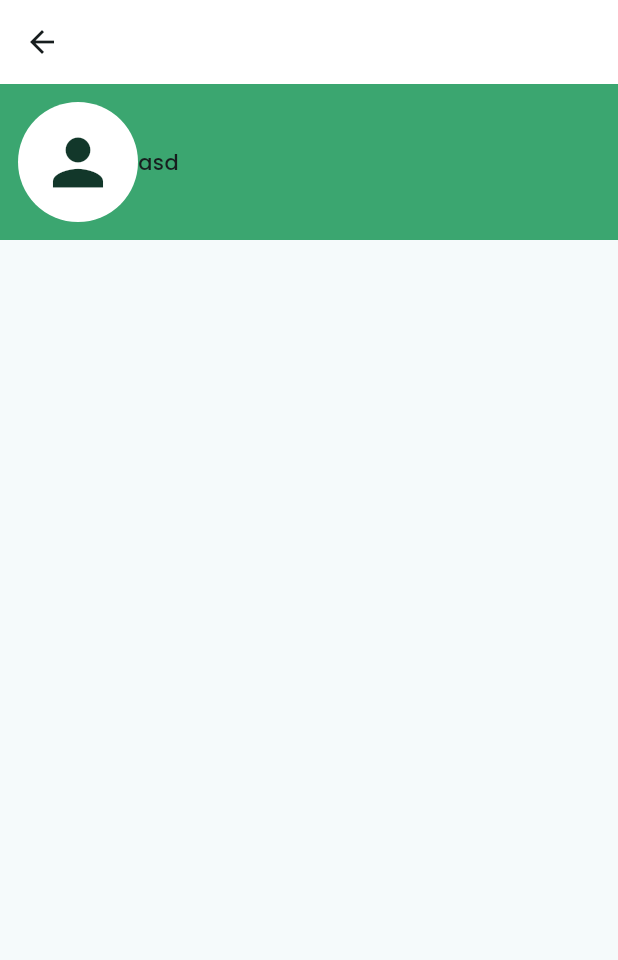
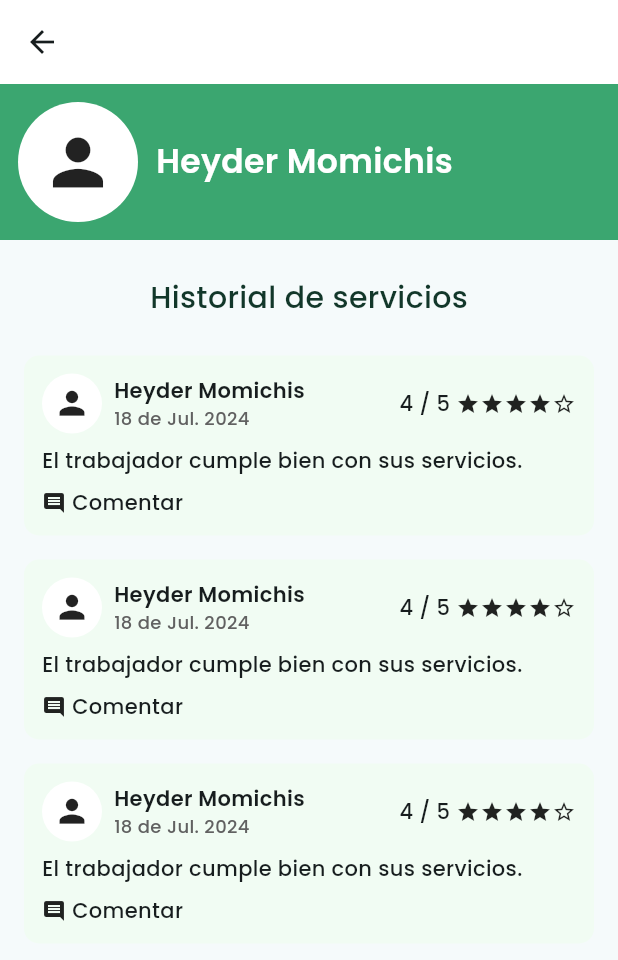
Before and after one commit to spricew/Keidot-Project, a Flutter app: the ClientProfileScreen screen opened directly, on a phone screen of 412 x 824 dp. Shown: the top 960 px of the screen. Run offline on Flutter 3.47's test engine with Material 3 defaults, Android fonts, the phone set to English and light mode, and no system bars; our stand-ins replace file_picker, flutter_secure_storage, get; accounts and stored records are empty.

Commit message:
implementacion base de reseñas

```diff
--- a/Keidot-Project/lib/presentation/screens/client_profile_screen.dart
+++ b/Keidot-Project/lib/presentation/screens/client_profile_screen.dart
@@ -1,6 +1,5 @@
 import 'package:flutter/material.dart';
 import 'package:test_app/config/theme/app_theme.dart';
-import 'package:test_app/widgets/custom_appbar.dart';
 
 class ClientProfileScreen extends StatelessWidget {
   const ClientProfileScreen({super.key});
@@ -11,22 +10,124 @@ class ClientProfileScreen extends StatelessWidget {
       appBar: AppBar(
         backgroundColor: defaultWhite,
       ),
-      body: Container(
+      body: Column(
+        children: [
+          // Perfil del cliente
+          Container(
             width: double.infinity,
             decoration: BoxDecoration(color: greenHigh),
-        child: Padding(
             padding: const EdgeInsets.all(12.0),
             child: Row(
               children: [
-              CircleAvatar(
+                const CircleAvatar(
                   radius: 40,
                   backgroundColor: Colors.white,
-                child: Icon(Icons.person, size: 50, color: darkGreen),
+                  child: Icon(Icons.person, size: 50, color: Colors.black87),
                 ),
-              Text('asd')
+                const SizedBox(width: 12),
+                Text(
+                  'Heyder Momichis',
+                  style: TextStyle(
+                      color: defaultWhite,
+                      fontWeight: FontWeight.w600,
+                      fontSize: 22),
+                ),
               ],
             ),
           ),
+
+          const SizedBox(height: 24),
+
+          // Título de la sección de comentarios
+          Text(
+            'Historial de servicios',
+            style: TextStyle(fontSize: 20, color: darkGreen),
+          ),
+
+          const SizedBox(height: 16),
+
+          // Lista de comentarios
+          Expanded(
+            child: ListView.builder(
+              itemCount: 3, // Número de reseñas
+              itemBuilder: (context, index) {
+                return _buildReviewCard();
+              },
+            ),
+          ),
+        ],
+      ),
+    );
+  }
+
+  Widget _buildReviewCard() {
+    return Container(
+      margin: const EdgeInsets.symmetric(horizontal: 16, vertical: 8),
+      padding: const EdgeInsets.all(12),
+      decoration: BoxDecoration(
+        color: lightgreen,
+        borderRadius: BorderRadius.circular(10),
+      ),
+      child: Column(
+        crossAxisAlignment: CrossAxisAlignment.start,
+        children: [
+          // Encabezado con nombre y fecha
+          Row(
+            children: [
+              const CircleAvatar(
+                radius: 20,
+                backgroundColor: Colors.white,
+                child: Icon(Icons.person, size: 25, color: Colors.black87),
+              ),
+              const SizedBox(width: 8),
+              Column(
+                crossAxisAlignment: CrossAxisAlignment.start,
+                children: [
+                  const Text(
+                    "Heyder Momichis",
+                    style: TextStyle(fontWeight: FontWeight.bold),
+                  ),
+                  Text(
+                    "18 de Jul. 2024",
+                    style: TextStyle(fontSize: 12, color: Colors.grey[700]),
+                  ),
+                ],
+              ),
+              const Spacer(),
+              // Calificación con estrellas
+              const Row(
+                children: [
+                  Text("4 / 5"),
+                  SizedBox(width: 4),
+                  Icon(Icons.star, color: Colors.black87, size: 16),
+                  Icon(Icons.star, color: Colors.black87, size: 16),
+                  Icon(Icons.star, color: Colors.black87, size: 16),
+                  Icon(Icons.star, color: Colors.black87, size: 16),
+                  Icon(Icons.star_border, color: Colors.black87, size: 16),
+                ],
+              ),
+            ],
+          ),
+
+          const SizedBox(height: 8),
+
+          // Comentario del usuario
+          const Text(
+            "El trabajador cumple bien con sus servicios.",
+            style: TextStyle(fontSize: 14),
+          ),
+
+          const SizedBox(height: 8),
+
+          // Botón de comentar
+          Row(
+            children: [
+              const Icon(Icons.comment, size: 16),
+              const SizedBox(width: 4),
+              const Text("Comentar"),
+            ],
+          ),
+        ],
       ),
     );
   }
```
Lines whose indentation alone changed are shown as unchanged.
